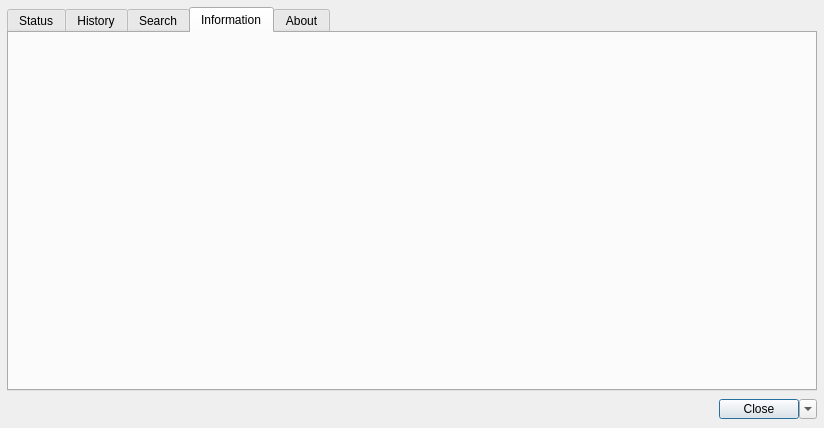
First picture: the form in CloudAgent/yca_mainwindow.ui, repository WillForan/yarraclient, before the edit.
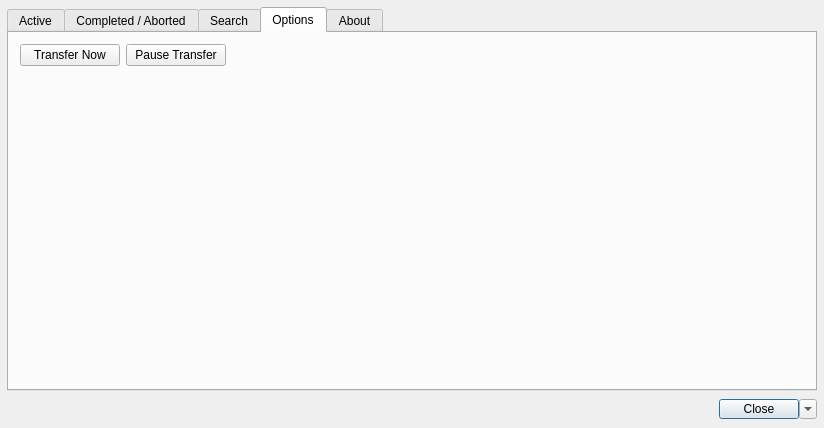
Second picture: the form after the edit. The open tabs and pages were chosen to show the change. Icons and pictures are not drawn.

What changed in the file:
```diff
--- a/CloudAgent/yca_mainwindow.ui
+++ b/CloudAgent/yca_mainwindow.ui
@@ -64,7 +64,7 @@
       </property>
       <widget class="QWidget" name="tab_3">
        <attribute name="title">
-        <string>Status</string>
+        <string>Active</string>
        </attribute>
        <layout class="QVBoxLayout" name="verticalLayout_4">
         <item>
@@ -257,7 +257,7 @@
       </widget>
       <widget class="QWidget" name="tab_4">
        <attribute name="title">
-        <string>History</string>
+        <string>Completed / Aborted</string>
        </attribute>
        <layout class="QVBoxLayout" name="verticalLayout_3">
         <item>
@@ -287,8 +287,69 @@
       </widget>
       <widget class="QWidget" name="tab_5">
        <attribute name="title">
-        <string>Information</string>
+        <string>Options</string>
        </attribute>
+       <layout class="QVBoxLayout" name="verticalLayout_5">
+        <item>
+         <layout class="QHBoxLayout" name="horizontalLayout_6">
+          <item>
+           <widget class="QPushButton" name="pushButton_2">
+            <property name="minimumSize">
+             <size>
+              <width>100</width>
+              <height>0</height>
+             </size>
+            </property>
+            <property name="text">
+             <string>Transfer Now</string>
+            </property>
+           </widget>
+          </item>
+          <item>
+           <widget class="QPushButton" name="pushButton_5">
+            <property name="minimumSize">
+             <size>
+              <width>100</width>
+              <height>0</height>
+             </size>
+            </property>
+            <property name="text">
+             <string>Pause Transfer</string>
+            </property>
+            <property name="checkable">
+             <bool>true</bool>
+            </property>
+           </widget>
+          </item>
+          <item>
+           <spacer name="horizontalSpacer_6">
+            <property name="orientation">
+             <enum>Qt::Horizontal</enum>
+            </property>
+            <property name="sizeHint" stdset="0">
+             <size>
+              <width>40</width>
+              <height>20</height>
+             </size>
+            </property>
+           </spacer>
+          </item>
+         </layout>
+        </item>
+        <item>
+         <spacer name="verticalSpacer_4">
+          <property name="orientation">
+           <enum>Qt::Vertical</enum>
+          </property>
+          <property name="sizeHint" stdset="0">
+           <size>
+            <width>20</width>
+            <height>317</height>
+           </size>
+          </property>
+         </spacer>
+        </item>
+       </layout>
       </widget>
       <widget class="QWidget" name="tab">
        <attribute name="title">
```
Left out of the diff: 54 changed lines with no effect on the pictures.
